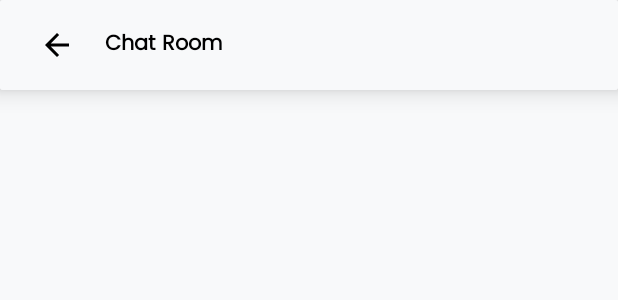
After one commit to raystatic/service-chowk-android, an Android app: the layout fragment_chat_room.xml on its own in the app's theme, with its tools: preview values and no code run, on a phone screen of 412 x 824 dp. The commit adds this screen. Shown: the top 300 px of the screen. Run offline under Robolectric (Android 15) with nearby library versions, the phone set to English and light mode, and no system bars.

Commit message:
chat room added

```diff
--- a/app/src/main/java/com/servicechowk/app/data/model/Chat.kt
+++ b/app/src/main/java/com/servicechowk/app/data/model/Chat.kt
@@ -5,5 +5,7 @@ data class Chat(
     val text:String?="",
     val createdAt:String?="",
     val senderId:String?="",
-    val sentByCustomer:Boolean?=false
+    val sentByCustomer:Boolean?=false,
+    val providerId:String?="",
+    val consumerId:String?=""
 )
--- a/app/src/main/java/com/servicechowk/app/ui/fragments/ChatFragment.kt
+++ b/app/src/main/java/com/servicechowk/app/ui/fragments/ChatFragment.kt
@@ -91,7 +91,6 @@ class ChatFragment: Fragment(R.layout.fragment_chat) {
                 when(it.status){
                     Status.SUCCESS -> {
                         val chats = it.data
-                        println("CHATDEBUG: $chats")
                         if (!chats.isNullOrEmpty()){
                             rvChat.isVisible =  true
                             chatAdapter.submitData(chats)
@@ -132,7 +131,9 @@ class ChatFragment: Fragment(R.layout.fragment_chat) {
                         text = message,
                         createdAt = Utility.getCurrentTime(),
                         senderId = senderId,
-                        sentByCustomer = isConsumer
+                        sentByCustomer = isConsumer,
+                        providerId = providerId,
+                        consumerId = consumerId
                     )
                     vm.addChat(chat, consumerId, providerId)
                 }
--- /dev/null
+++ b/app/src/main/res/layout/fragment_chat_room.xml
@@ -0,0 +1,75 @@
+<?xml version="1.0" encoding="utf-8"?>
+<LinearLayout xmlns:android="http://schemas.android.com/apk/res/android"
+    android:layout_width="match_parent"
+    android:layout_height="match_parent"
+    xmlns:app="http://schemas.android.com/apk/res-auto"
+    xmlns:tools="http://schemas.android.com/tools"
+    android:background="@color/athens_gray"
+    android:orientation="vertical">
+
+    <androidx.cardview.widget.CardView
+        android:layout_width="match_parent"
+        android:layout_height="wrap_content"
+        app:cardElevation="10dp">
+
+        <RelativeLayout
+            android:layout_width="match_parent"
+            android:layout_height="wrap_content"
+            android:background="@color/athens_gray"
+            android:paddingTop="16dp"
+            android:paddingStart="16dp"
+            android:paddingEnd="16dp">
+
+            <ImageView
+                android:layout_width="wrap_content"
+                android:layout_height="wrap_content"
+                android:src="@drawable/ic_back"
+                android:id="@+id/imgBack"
+                android:padding="10dp"
+                android:layout_centerVertical="true"/>
+
+            <TextView
+                android:layout_width="wrap_content"
+                android:layout_height="wrap_content"
+                android:text="Chat Room"
+                android:textColor="@color/black"
+                android:textSize="14sp"
+                android:textStyle="bold"
+                android:layout_marginStart="10dp"
+                android:layout_toEndOf="@+id/imgBack"
+                android:layout_centerVertical="true"/>
+
+
+        </RelativeLayout>
+
+
+    </androidx.cardview.widget.CardView>
+
+    <RelativeLayout
+        android:layout_width="match_parent"
+        android:layout_height="match_parent">
+
+        <androidx.recyclerview.widget.RecyclerView
+            android:layout_width="match_parent"
+            android:layout_height="match_parent"
+            android:layout_marginTop="10dp"
+            android:layout_marginBottom="16dp"
+            android:layout_marginStart="16dp"
+            android:layout_marginEnd="16dp"
+            android:id="@+id/rvchatRoom"
+            android:visibility="gone"
+            tools:listitem="@layout/item_chat_room"/>
+
+        <ProgressBar
+            android:layout_width="wrap_content"
+            android:layout_height="wrap_content"
+            android:layout_centerInParent="true"
+            android:indeterminateTint="@color/chateau_green"
+            android:indeterminate="true"
+            android:visibility="gone"
+            android:id="@+id/progressbar"/>
+
+
+    </RelativeLayout>
+
+</LinearLayout>
```
Also changed, not shown: app/src/main/java/com/servicechowk/app/data/model/ChatRoom.kt (added, +9 -0 lines), app/src/main/java/com/servicechowk/app/data/repositories/ChatRepository.kt (+8 -8 lines), app/src/main/java/com/servicechowk/app/ui/adapters/ChatRoomAdapter.kt (added, +62 -0 lines), app/src/main/java/com/servicechowk/app/ui/fragments/ChatRoomFragment.kt (added, +91 -0 lines), app/src/main/java/com/servicechowk/app/ui/fragments/RegisterFragment.kt (+11 -0 lines), app/src/main/java/com/servicechowk/app/ui/viewmodels/ChatRoomViewModel.kt (added, +60 -0 lines), app/src/main/res/layout/fragment_register.xml (+17 -0 lines), app/src/main/res/layout/item_chat_room.xml (added, +26 -0 lines), app/src/main/res/navigation/main_graph.xml (+9 -1 lines).
